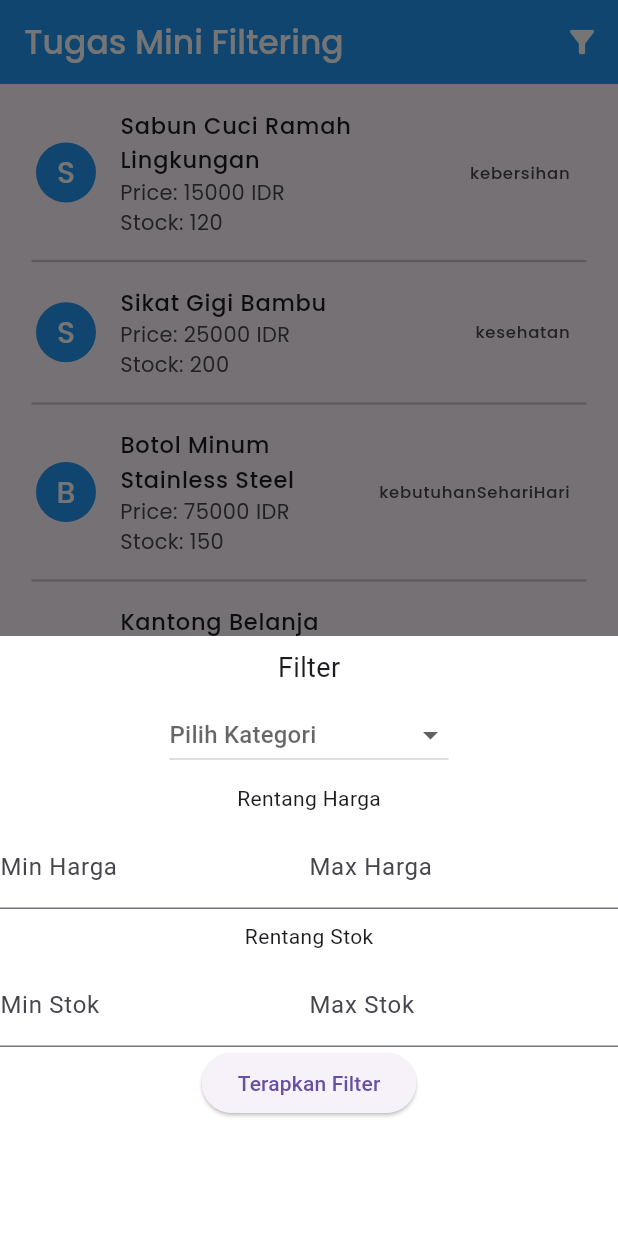
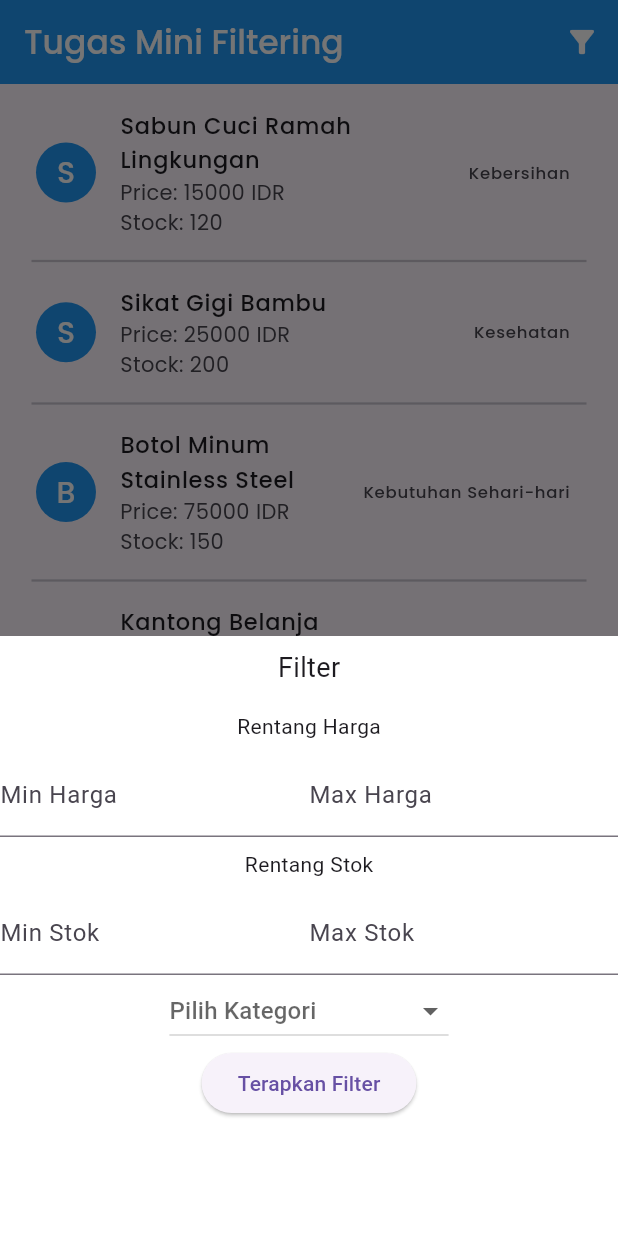
Before and after one commit to ariff-m/mini-tugas-filtering, a Flutter app: the screen it shows after launch, after a tap on the "filter alt" icon, on a phone screen of 412 x 824 dp. Run offline on Flutter 3.47's test engine with Material 3 defaults, Android fonts, the phone set to English and light mode, and no system bars; our stand-ins replace google_fonts.

Commit message:
add filter category

```diff
--- a/lib/bottom_sheet_widget.dart
+++ b/lib/bottom_sheet_widget.dart
@@ -0,0 +1,120 @@
+import 'package:flutter/material.dart';
+import 'package:provider/provider.dart';
+import 'package:mini_tugas_filtering/home_view_model.dart';
+
+class BottomSheetWidget extends StatelessWidget {
+  const BottomSheetWidget({super.key});
+
+  @override
+  Widget build(BuildContext context) {
+    return Container(
+      height: 400,
+      color: Colors.white,
+      child: Column(
+        children: [
+          const Padding(
+            padding: EdgeInsets.all(8.0),
+            child: Text(
+              'Filter',
+              style: TextStyle(fontSize: 18),
+            ),
+          ),
+
+          const Padding(
+            padding: EdgeInsets.all(8.0),
+            child: Text('Rentang Harga'),
+          ),
+          Row(
+            mainAxisAlignment: MainAxisAlignment.spaceAround,
+            children: [
+              Expanded(
+                child: TextField(
+                  keyboardType: TextInputType.number,
+                  decoration: const InputDecoration(
+                    labelText: 'Min Harga',
+                  ),
+                  onChanged: (value) {
+                    Provider.of<HomeViewModel>(context, listen: false)
+                        .setMinPrice(double.tryParse(value) ?? 0);
+                  },
+                ),
+              ),
+              Expanded(
+                child: TextField(
+                  keyboardType: TextInputType.number,
+                  decoration: const InputDecoration(
+                    labelText: 'Max Harga',
+                  ),
+                  onChanged: (value) {
+                    Provider.of<HomeViewModel>(context, listen: false)
+                        .setMaxPrice(double.tryParse(value) ?? double.infinity);
+                  },
+                ),
+              ),
+            ],
+          ),
+          const Padding(
+            padding: EdgeInsets.all(8.0),
+            child: Text('Rentang Stok'),
+          ),
+          Row(
+            mainAxisAlignment: MainAxisAlignment.spaceAround,
+            children: [
+              Expanded(
+                child: TextField(
+                  keyboardType: TextInputType.number,
+                  decoration: const InputDecoration(
+                    labelText: 'Min Stok',
+                  ),
+                  onChanged: (value) {
+                    Provider.of<HomeViewModel>(context, listen: false)
+                        .setMinStock(double.tryParse(value) ?? 0);
+                  },
+                ),
+              ),
+              Expanded(
+                child: TextField(
+                  keyboardType: TextInputType.number,
+                  decoration: const InputDecoration(
+                    labelText: 'Max Stok',
+                  ),
+                  onChanged: (value) {
+                    Provider.of<HomeViewModel>(context, listen: false)
+                        .setMaxStock(double.tryParse(value) ?? double.infinity);
+                  },
+                ),
+              ),
+            ],
+          ),
+           DropdownButton<String>(
+            hint: const Text('Pilih Kategori'),
+            items: [
+              'Kebersihan',
+              'Kesehatan',
+              'Kebutuhan Sehari-hari',
+            ].map((String category) {
+              return DropdownMenuItem<String>(
+                value: category,
+                child: Text(category),
+              );
+            }).toList(),
+            onChanged: (String? newValue) {
+              if (newValue != null) {
+                Provider.of<HomeViewModel>(context, listen: false)
+                    .filterByCategory(newValue);
+              }
+            },
+          ),
+          ElevatedButton(
+            onPressed: () {
+              Provider.of<HomeViewModel>(context, listen: false).applyFilters();
+
+              Navigator.pop(context);
+            },
+            child: const Text('Terapkan Filter'),
+          ),
+        ],
+      ),
+    );
+  }
+}
--- a/lib/home_page.dart
+++ b/lib/home_page.dart
@@ -1,8 +1,10 @@
 import 'package:flutter/material.dart';
 import 'package:provider/provider.dart';
 import 'package:google_fonts/google_fonts.dart';
+import 'package:mini_tugas_filtering/product_model.dart';
 import 'package:mini_tugas_filtering/home_view_model.dart';
 import 'package:mini_tugas_filtering/text_style_constant.dart';
+import 'package:mini_tugas_filtering/bottom_sheet_widget.dart';
 
 class HomePage extends StatelessWidget {
   const HomePage({super.key});
@@ -27,122 +29,7 @@ class HomePage extends StatelessWidget {
               showModalBottomSheet(
                 context: context,
                 builder: (BuildContext context) {
-                  return Container(
-                    height: 400,
-                    color: Colors.white,
-                    child: Column(
-                      children: [
-                        const Padding(
-                          padding: EdgeInsets.all(8.0),
-                          child: Text(
-                            'Filter',
-                            style: TextStyle(fontSize: 18),
-                          ),
-                        ),
-                        DropdownButton<String>(
-                          hint: const Text('Pilih Kategori'),
-                          items: [
-                            'Kebersihan',
-                            'Kesehatan',
-                            'Kebutuhan Sehari-hari',
-                          ].map((String category) {
-                            return DropdownMenuItem<String>(
-                              value: category,
-                              child: Text(category),
-                            );
-                          }).toList(),
-                          onChanged: (String? newValue) {
-                            if (newValue != null) {
-                              Provider.of<HomeViewModel>(context, listen: false)
-                                  .filterByCategory(newValue);
-                            }
-                          },
-                        ),
-                        const Padding(
-                          padding: EdgeInsets.all(8.0),
-                          child: Text('Rentang Harga'),
-                        ),
-                        Row(
-                          mainAxisAlignment: MainAxisAlignment.spaceAround,
-                          children: [
-                            Expanded(
-                              child: TextField(
-                                keyboardType: TextInputType.number,
-                                decoration: const InputDecoration(
-                                  labelText: 'Min Harga',
-                                ),
-                                onChanged: (value) {
-                                  Provider.of<HomeViewModel>(context,
-                                          listen: false)
-                                      .setMinPrice(double.tryParse(value) ?? 0);
-                                },
-                              ),
-                            ),
-                            Expanded(
-                              child: TextField(
-                                keyboardType: TextInputType.number,
-                                decoration: const InputDecoration(
-                                  labelText: 'Max Harga',
-                                ),
-                                onChanged: (value) {
-                                  Provider.of<HomeViewModel>(context,
-                                          listen: false)
-                                      .setMaxPrice(double.tryParse(value) ??
-                                          double.infinity);
-                                },
-                              ),
-                            ),
-                          ],
-                        ),
-                        const Padding(
-                          padding: EdgeInsets.all(8.0),
-                          child: Text('Rentang Stok'),
-                        ),
-                        Row(
-                          mainAxisAlignment: MainAxisAlignment.spaceAround,
-                          children: [
-                            Expanded(
-                              child: TextField(
-                                keyboardType: TextInputType.number,
-                                decoration: const InputDecoration(
-                                  labelText: 'Min Stok',
-                                ),
-                                onChanged: (value) {
-                                  Provider.of<HomeViewModel>(context,
-                                          listen: false)
-                                      .setMinStock(double.tryParse(value) ?? 0);
-                                },
-                              ),
-                            ),
-                            Expanded(
-                              child: TextField(
-                                keyboardType: TextInputType.number,
-                                decoration: const InputDecoration(
-                                  labelText: 'Max Stok',
-                                ),
-                                onChanged: (value) {
-                                  Provider.of<HomeViewModel>(context,
-                                          listen: false)
-                                      .setMaxStock(double.tryParse(value) ??
-                                          double.infinity);
-                                },
-                              ),
-                            ),
-                          ],
-                        ),
-                        ElevatedButton(
-                          onPressed: () {
-                            Provider.of<HomeViewModel>(context, listen: false)
-                                .applyFilters();
-                            Provider.of<HomeViewModel>(context, listen: false)
-                                .resetFilters();
-                            Navigator.pop(context);
-                          },
-                          child: const Text('Terapkan Filter'),
-                        ),
-                      ],
-                    ),
-                  );
+                  return const BottomSheetWidget();
                 },
               );
             },
@@ -156,7 +43,7 @@ class HomePage extends StatelessWidget {
       body: Consumer<HomeViewModel>(
         builder: (context, viewModel, child) {
           if (viewModel.filteredProducts.isEmpty) {
-            return const Center(child: CircularProgressIndicator());
+            return const Center(child: Text('Tidak ada produk yang ditemukan'));
           } else {
             return Padding(
               padding: const EdgeInsets.all(8),
@@ -183,7 +70,7 @@ class HomePage extends StatelessWidget {
                           style: TextStyleConstant.basePoppins,
                         ),
                         trailing: Text(
-                          product.category.toString().split('.').last,
+                          categoryValues.reverse[product.category]!,
                           style: TextStyleConstant.basePoppins,
                         ),
                       ),
```
Also changed, not shown: lib/home_view_model.dart (+8 -5 lines).
